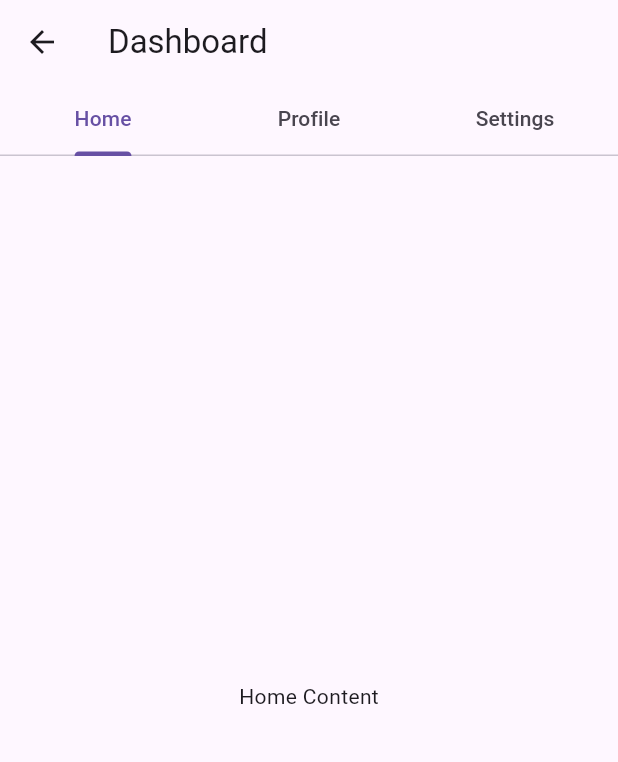
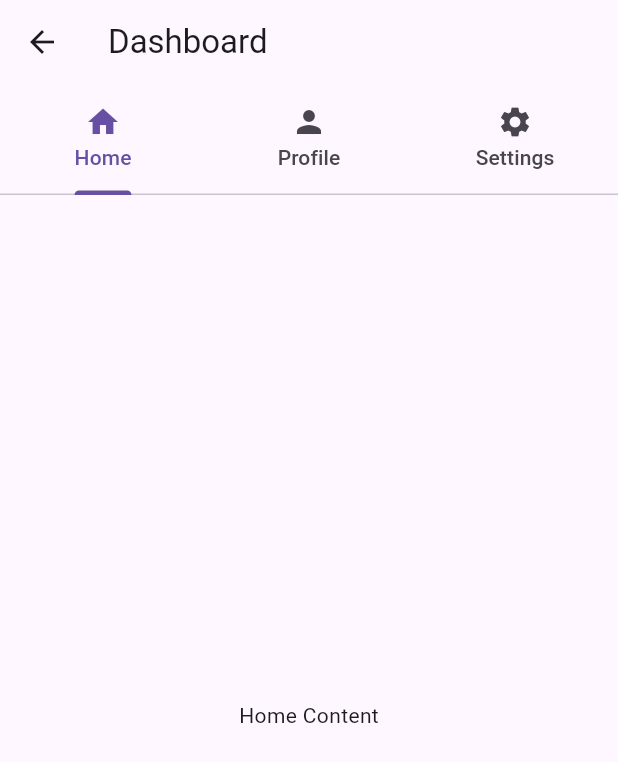
Before and after one commit to gauchansujal/35D_flutter_porject, a Flutter app: the DashboardScreen screen opened by its route, on a phone screen of 412 x 824 dp. Shown: the top 762 px of the screen. Run offline on Flutter 3.47's test engine with Material 3 defaults, Android fonts, the phone set to English and light mode, and no system bars.

Commit message:
icons added

```diff
--- a/lib/screen/dashboard_screen.dart
+++ b/lib/screen/dashboard_screen.dart
@@ -11,9 +11,9 @@ class DashboardScreen extends StatelessWidget {
           title: Text('Dashboard'),
           bottom: TabBar(
             tabs: [
-              Tab(text: 'Home'),
-              Tab(text: 'Profile'),
-              Tab(text: 'Settings'),
+              Tab(icon: Icon(Icons.home), text: "Home"),
+              Tab(icon: Icon(Icons.person), text: 'Profile'),
+              Tab(icon: Icon(Icons.settings), text: 'Settings'),
             ],
           ),
         ),
```
